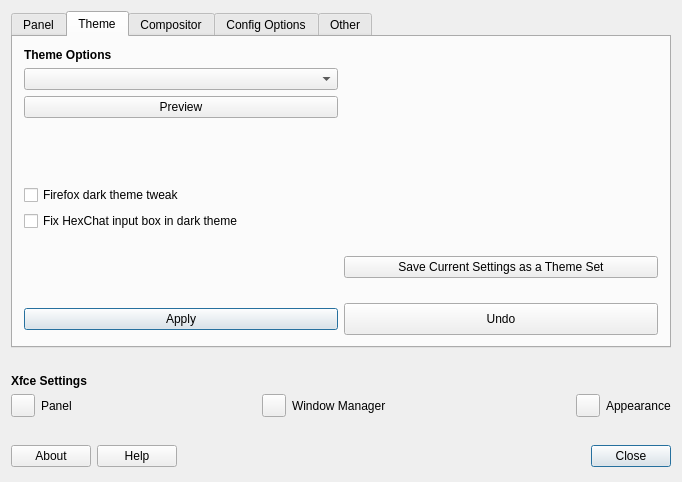
The window that tweak/defaultlook.ui (MX-Linux/mx-tweak) describes before a commit, drawn with Qt 5.
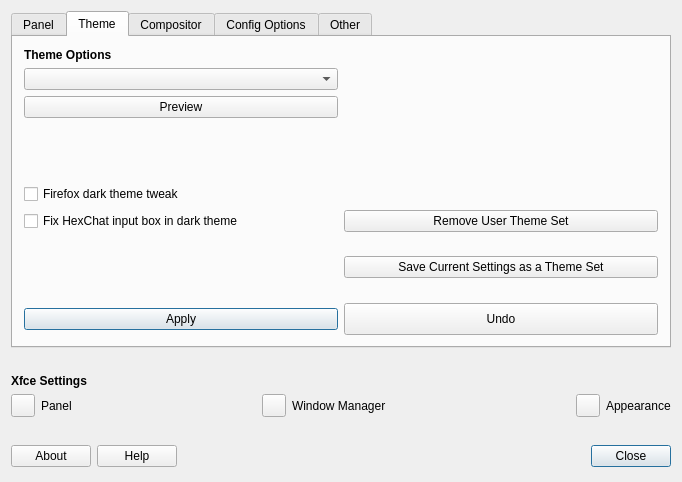
The same window after the commit. Icons and pictures are not drawn.

Commit message: Adding a user theme set removal button

The edit to the form file:
```diff
--- a/tweak/defaultlook.ui
+++ b/tweak/defaultlook.ui
@@ -594,6 +594,17 @@
              </property>
             </widget>
            </item>
+           <item row="5" column="1">
+            <widget class="QPushButton" name="pushButtonRemoveUserThemeSet">
+             <property name="text">
+              <string>Remove User Theme Set</string>
+             </property>
+             <property name="icon">
+              <iconset theme="list-remove">
+               <normaloff>.</normaloff>.</iconset>
+             </property>
+            </widget>
+           </item>
           </layout>
          </item>
         </layout>
```
The commit also changes 7 other files.
